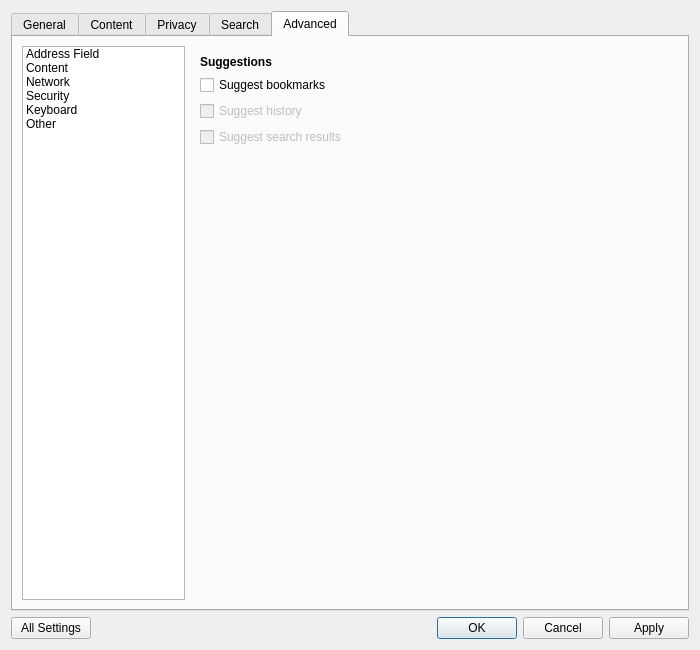
This is src/ui/PreferencesDialog.ui in OtterBrowser/otter-browser as Qt 5 draws it before an edit. The edited form follows.
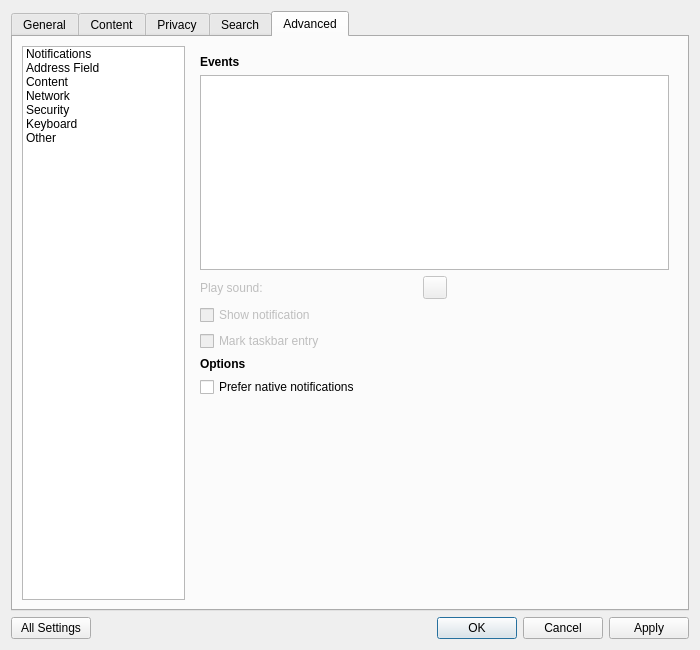
This is the edited form. The open tabs and pages were chosen to show the change. Custom widgets are drawn as their Qt base class.

Commit message: Implement notifications settings, fixes #598

```diff
--- a/src/ui/PreferencesDialog.ui
+++ b/src/ui/PreferencesDialog.ui
@@ -1283,6 +1283,11 @@
          <property name="editTriggers">
           <set>QAbstractItemView::NoEditTriggers</set>
          </property>
+         <item>
+          <property name="text">
+           <string>Notifications</string>
+          </property>
+         </item>
          <item>
           <property name="text">
            <string>Address Field</string>
@@ -1320,6 +1325,121 @@
          <property name="currentIndex">
           <number>0</number>
          </property>
+         <widget class="QWidget" name="notificationsPage">
+          <layout class="QVBoxLayout" name="notificationsLayout">
+           <item>
+            <widget class="QLabel" name="notificationsEventsHeader">
+             <property name="font">
+              <font>
+               <weight>75</weight>
+               <bold>true</bold>
+              </font>
+             </property>
+             <property name="text">
+              <string>Events</string>
+             </property>
+            </widget>
+           </item>
+           <item>
+            <widget class="Otter::ItemViewWidget" name="notificationsItemView">
+             <property name="editTriggers">
+              <set>QAbstractItemView::NoEditTriggers</set>
+             </property>
+             <property name="alternatingRowColors">
+              <bool>true</bool>
+             </property>
+             <attribute name="headerDefaultSectionSize">
+              <number>200</number>
+             </attribute>
+            </widget>
+           </item>
+           <item>
+            <widget class="QWidget" name="notificationOptionsWidget" native="true">
+             <property name="enabled">
+              <bool>false</bool>
+             </property>
+             <layout class="QVBoxLayout" name="notificationOptionsLayout">
+              <property name="leftMargin">
+               <number>0</number>
+              </property>
+              <property name="topMargin">
+               <number>0</number>
+              </property>
+              <property name="rightMargin">
+               <number>0</number>
+              </property>
+              <property name="bottomMargin">
+               <number>0</number>
+              </property>
+              <item>
+               <layout class="QHBoxLayout" name="notificationsPlaySoundLayout">
+                <item>
+                 <widget class="QLabel" name="notificationsPlaySoundLabel">
+                  <property name="text">
+                   <string>Play sound:</string>
+                  </property>
+                 </widget>
+                </item>
+                <item>
+                 <widget class="QToolButton" name="notificationsPlaySoundButton"/>
+                </item>
+                <item>
+                 <widget class="Otter::FilePathWidget" name="notificationsPlaySoundFilePathWidget" native="true"/>
+                </item>
+               </layout>
+              </item>
+              <item>
+               <widget class="QCheckBox" name="notificationsShowNotificationCheckBox">
+                <property name="text">
+                 <string>Show notification</string>
+                </property>
+               </widget>
+              </item>
+              <item>
+               <widget class="QCheckBox" name="notificationsShowAlertCheckBox">
+                <property name="text">
+                 <string>Mark taskbar entry</string>
+                </property>
+               </widget>
+              </item>
+             </layout>
+            </widget>
+           </item>
+           <item>
+            <widget class="QLabel" name="notificationsOptionsHeader">
+             <property name="font">
+              <font>
+               <weight>75</weight>
+               <bold>true</bold>
+              </font>
+             </property>
+             <property name="text">
+              <string>Options</string>
+             </property>
+            </widget>
+           </item>
+           <item>
+            <widget class="QCheckBox" name="preferNativeNotificationsCheckBox">
+             <property name="text">
+              <string>Prefer native notifications</string>
+             </property>
+            </widget>
+           </item>
+           <item>
+            <spacer name="notificationsSpacer">
+             <property name="orientation">
+              <enum>Qt::Vertical</enum>
+             </property>
+             <property name="sizeHint" stdset="0">
+              <size>
+               <width>0</width>
+               <height>153</height>
+              </size>
+             </property>
+            </spacer>
+           </item>
+          </layout>
+         </widget>
          <widget class="QWidget" name="addressFieldPage">
           <layout class="QVBoxLayout" name="addressFieldLayout" stretch="0,0,1">
            <item>
```
The commit also changes 11 other files.
